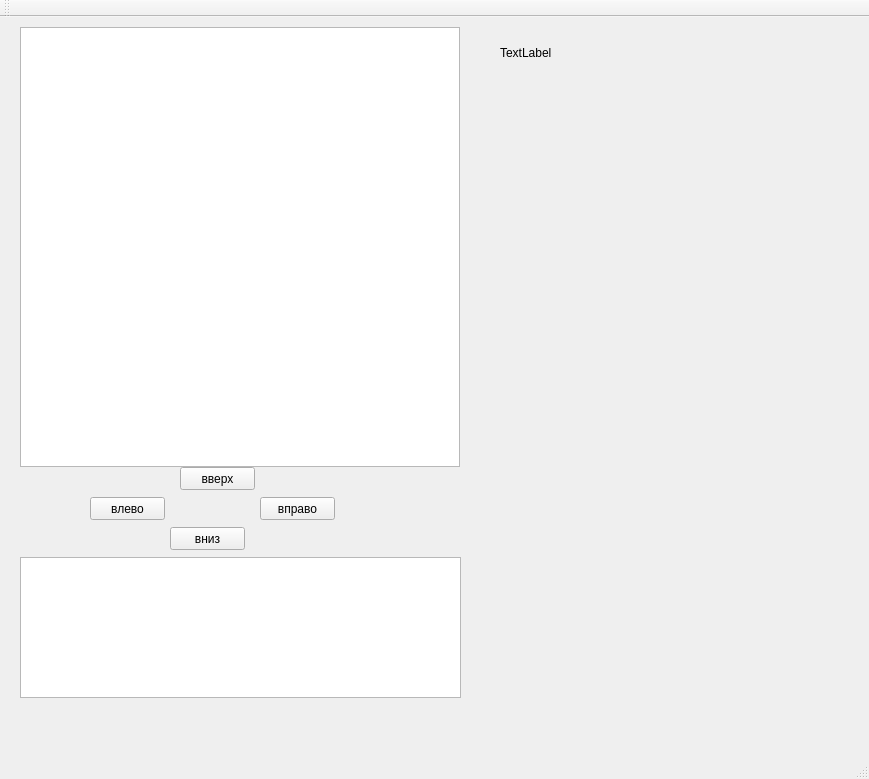
Above: untitled/mainwindow.ui from GreatGroup/Project-2048 before the change. Below: the same form after it.
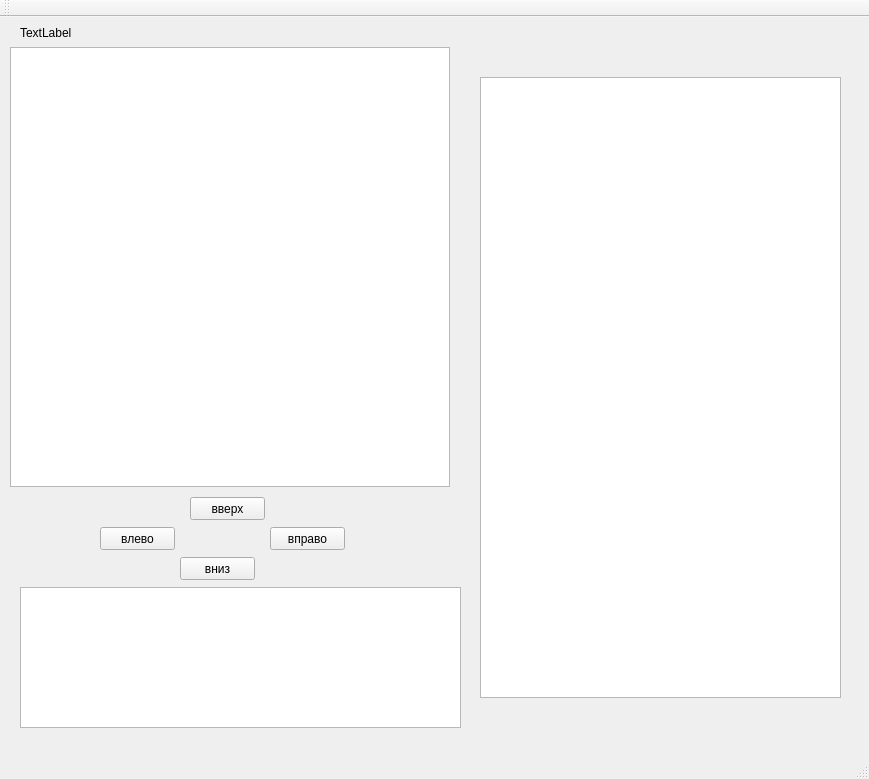
That is the form after the change.

The edit to the form file:
```diff
--- a/untitled/mainwindow.ui
+++ b/untitled/mainwindow.ui
@@ -17,8 +17,8 @@
    <widget class="QPushButton" name="left">
     <property name="geometry">
      <rect>
-      <x>90</x>
-      <y>480</y>
+      <x>100</x>
+      <y>510</y>
       <width>75</width>
       <height>23</height>
      </rect>
@@ -30,8 +30,8 @@
    <widget class="QPushButton" name="right">
     <property name="geometry">
      <rect>
-      <x>260</x>
-      <y>480</y>
+      <x>270</x>
+      <y>510</y>
       <width>75</width>
       <height>23</height>
      </rect>
@@ -43,8 +43,8 @@
    <widget class="QPushButton" name="down">
     <property name="geometry">
      <rect>
-      <x>170</x>
-      <y>510</y>
+      <x>180</x>
+      <y>540</y>
       <width>75</width>
       <height>23</height>
      </rect>
@@ -56,8 +56,8 @@
    <widget class="QPushButton" name="up">
     <property name="geometry">
      <rect>
-      <x>180</x>
-      <y>450</y>
+      <x>190</x>
+      <y>480</y>
       <width>75</width>
       <height>23</height>
      </rect>
@@ -69,8 +69,8 @@
    <widget class="QTableWidget" name="tableWidget">
     <property name="geometry">
      <rect>
-      <x>20</x>
-      <y>10</y>
+      <x>10</x>
+      <y>30</y>
       <width>440</width>
       <height>440</height>
      </rect>
@@ -79,8 +79,8 @@
    <widget class="QLabel" name="carma">
     <property name="geometry">
      <rect>
-      <x>500</x>
-      <y>20</y>
+      <x>20</x>
+      <y>0</y>
       <width>81</width>
       <height>31</height>
      </rect>
@@ -93,12 +93,22 @@
     <property name="geometry">
      <rect>
       <x>20</x>
-      <y>540</y>
+      <y>570</y>
       <width>441</width>
       <height>141</height>
      </rect>
     </property>
    </widget>
+   <widget class="QTextBrowser" name="codeArea">
+    <property name="geometry">
+     <rect>
+      <x>480</x>
+      <y>60</y>
+      <width>361</width>
+      <height>621</height>
+     </rect>
+    </property>
+   </widget>
   </widget>
   <widget class="QMenuBar" name="menuBar">
    <property name="geometry">
```
Left out of the diff: 2 changed lines with no effect on the pictures.
